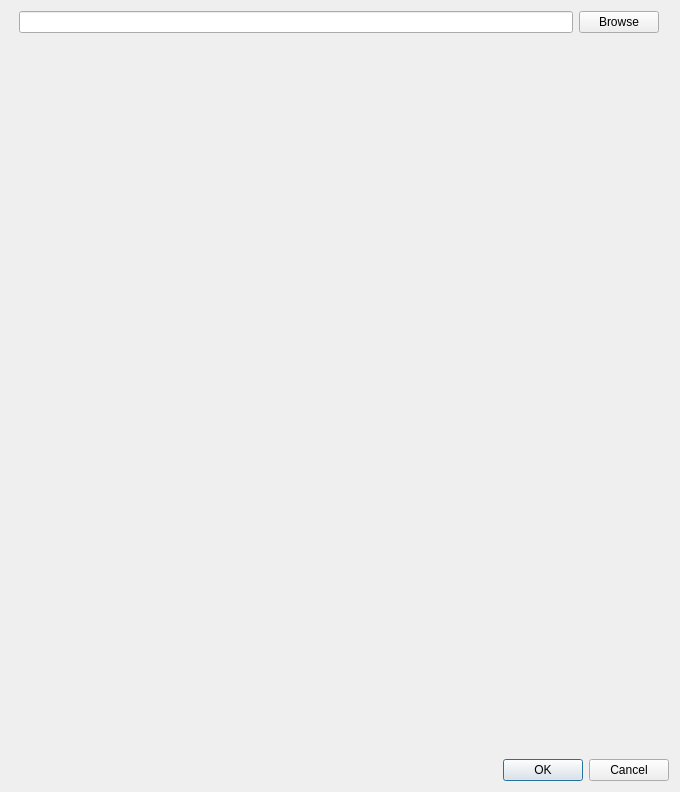
Old version of the form SpriteExtractorApp/QtUI/Dialogs/NewProjectDialog/newprojectdialog.ui in the repository jowie94/SpriteExtractor.
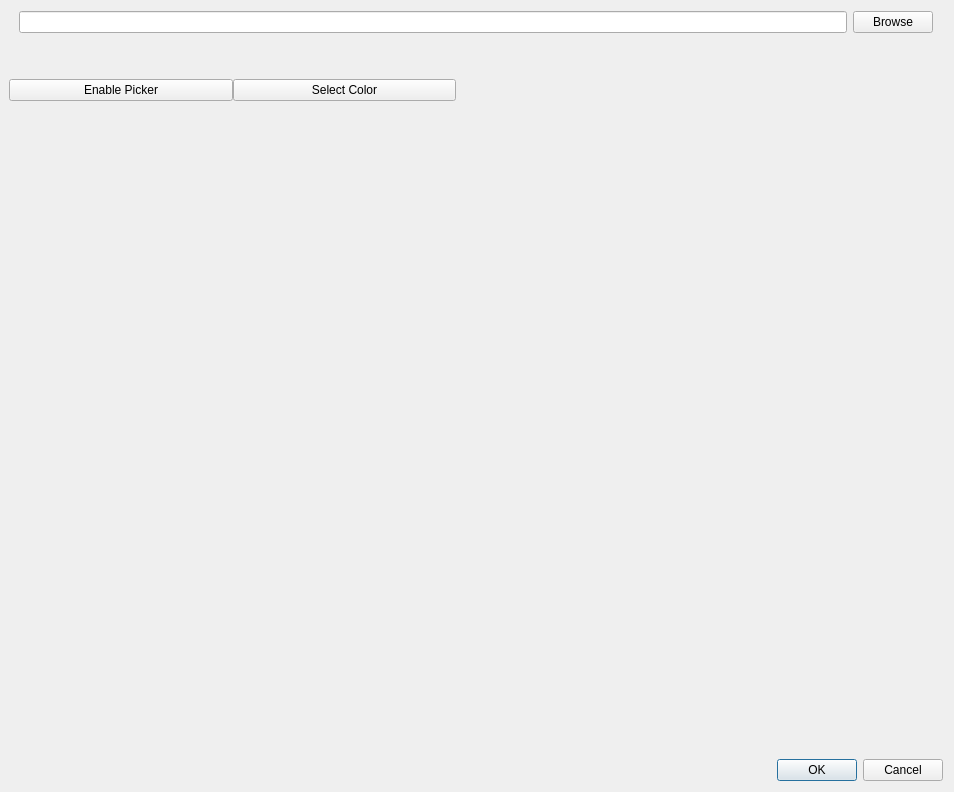
New version of the form. Custom widgets are drawn as their Qt base class.

Commit message: Add color picker options and color selector dialog

Diff of the .ui file:
```diff
--- a/SpriteExtractorApp/QtUI/Dialogs/NewProjectDialog/newprojectdialog.ui
+++ b/SpriteExtractorApp/QtUI/Dialogs/NewProjectDialog/newprojectdialog.ui
@@ -9,7 +9,7 @@
    <rect>
     <x>0</x>
     <y>0</y>
-    <width>680</width>
+    <width>954</width>
     <height>792</height>
    </rect>
   </property>
@@ -103,11 +103,76 @@
       <number>0</number>
      </property>
      <item>
-      <layout class="QGridLayout" name="gridLayout_2">
-       <item row="0" column="0">
-        <widget class="QWidget" name="Color" native="true"/>
+      <layout class="QGridLayout" name="gridLayout">
+       <property name="sizeConstraint">
+        <enum>QLayout::SetDefaultConstraint</enum>
+       </property>
+       <item row="0" column="1">
+        <widget class="QWidget" name="Color" native="true">
+         <property name="maximumSize">
+          <size>
+           <width>16777215</width>
+           <height>20</height>
+          </size>
+         </property>
+         <property name="baseSize">
+          <size>
+           <width>10</width>
+           <height>10</height>
+          </size>
+         </property>
+        </widget>
        </item>
-       <item row="1" column="0">
+       <item row="2" column="1">
+        <layout class="QHBoxLayout" name="horizontalLayout_2">
+         <item alignment="Qt::AlignTop">
+          <widget class="QPushButton" name="TogglePickerButton">
+           <property name="text">
+            <string>Enable Picker</string>
+           </property>
+           <property name="checkable">
+            <bool>true</bool>
+           </property>
+           <property name="checked">
+            <bool>false</bool>
+           </property>
+           <property name="autoDefault">
+            <bool>false</bool>
+           </property>
+          </widget>
+         </item>
+         <item alignment="Qt::AlignTop">
+          <widget class="QPushButton" name="SelectColorButton">
+           <property name="text">
+            <string>Select Color</string>
+           </property>
+           <property name="checkable">
+            <bool>false</bool>
+           </property>
+           <property name="autoDefault">
+            <bool>false</bool>
+           </property>
+          </widget>
+         </item>
+        </layout>
+       </item>
+       <item row="0" column="2">
+        <spacer name="horizontalSpacer_3">
+         <property name="orientation">
+          <enum>Qt::Horizontal</enum>
+         </property>
+         <property name="sizeType">
+          <enum>QSizePolicy::Maximum</enum>
+         </property>
+         <property name="sizeHint" stdset="0">
+          <size>
+           <width>20</width>
+           <height>20</height>
+          </size>
+         </property>
+        </spacer>
+       </item>
+       <item row="1" column="1">
         <spacer name="verticalSpacer">
          <property name="orientation">
           <enum>Qt::Vertical</enum>
@@ -118,7 +183,7 @@
          <property name="sizeHint" stdset="0">
           <size>
            <width>20</width>
-           <height>30</height>
+           <height>20</height>
           </size>
          </property>
         </spacer>
```
Left out of the diff: 29 changed lines with no effect on the pictures. The commit also changes 5 other files.
